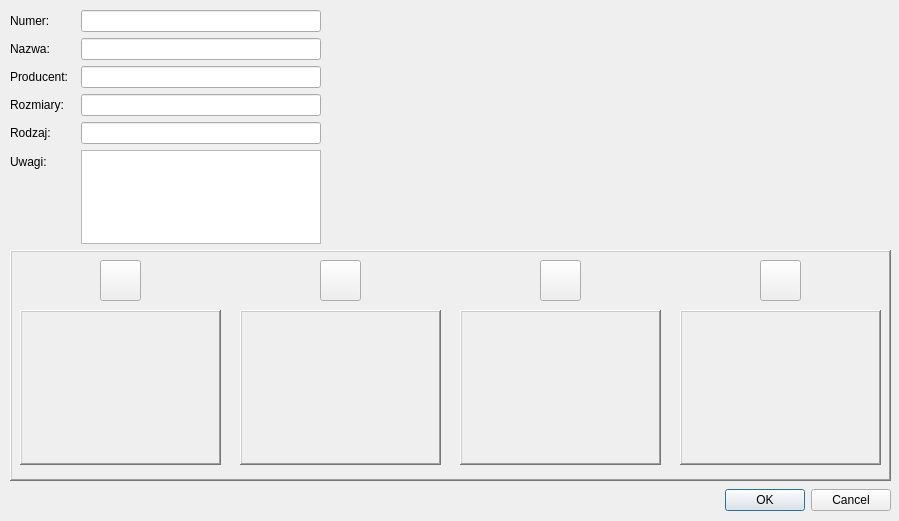
Above: nowySpodDialog.ui from militia11/shoes before the change. Below: the same form after it.
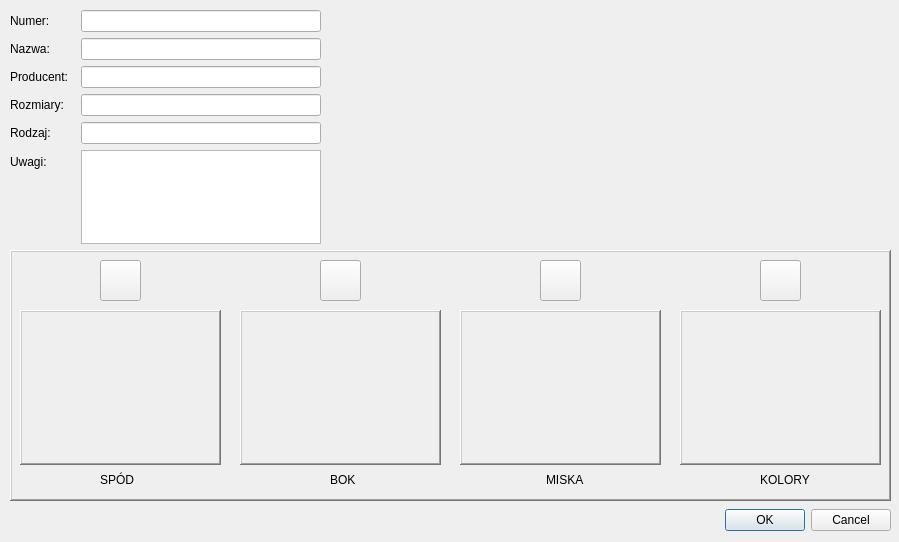
That is the form after the change. Icons and pictures are not drawn.

```diff
--- a/nowySpodDialog.ui
+++ b/nowySpodDialog.ui
@@ -7,7 +7,7 @@
     <x>0</x>
     <y>0</y>
     <width>899</width>
-    <height>521</height>
+    <height>542</height>
    </rect>
   </property>
   <property name="windowTitle">
@@ -17,7 +17,7 @@
    <property name="geometry">
     <rect>
      <x>550</x>
-     <y>480</y>
+     <y>500</y>
      <width>341</width>
      <height>41</height>
     </rect>
@@ -35,7 +35,7 @@
      <x>10</x>
      <y>250</y>
      <width>881</width>
-     <height>231</height>
+     <height>251</height>
     </rect>
    </property>
    <property name="frameShape">
@@ -370,6 +370,58 @@
      <set>Qt::AlignCenter</set>
     </property>
    </widget>
+   <widget class="QLabel" name="label_7">
+    <property name="geometry">
+     <rect>
+      <x>320</x>
+      <y>220</y>
+      <width>31</width>
+      <height>20</height>
+     </rect>
+    </property>
+    <property name="text">
+     <string>BOK</string>
+    </property>
+   </widget>
+   <widget class="QLabel" name="label_8">
+    <property name="geometry">
+     <rect>
+      <x>750</x>
+      <y>220</y>
+      <width>51</width>
+      <height>20</height>
+     </rect>
+    </property>
+    <property name="text">
+     <string>KOLORY</string>
+    </property>
+   </widget>
+   <widget class="QLabel" name="label_9">
+    <property name="geometry">
+     <rect>
+      <x>90</x>
+      <y>220</y>
+      <width>41</width>
+      <height>20</height>
+     </rect>
+    </property>
+    <property name="text">
+     <string>SPÓD</string>
+    </property>
+   </widget>
+   <widget class="QLabel" name="label_10">
+    <property name="geometry">
+     <rect>
+      <x>536</x>
+      <y>220</y>
+      <width>51</width>
+      <height>20</height>
+     </rect>
+    </property>
+    <property name="text">
+     <string>MISKA</string>
+    </property>
+   </widget>
   </widget>
   <widget class="QWidget" name="layoutWidget">
    <property name="geometry">
```
